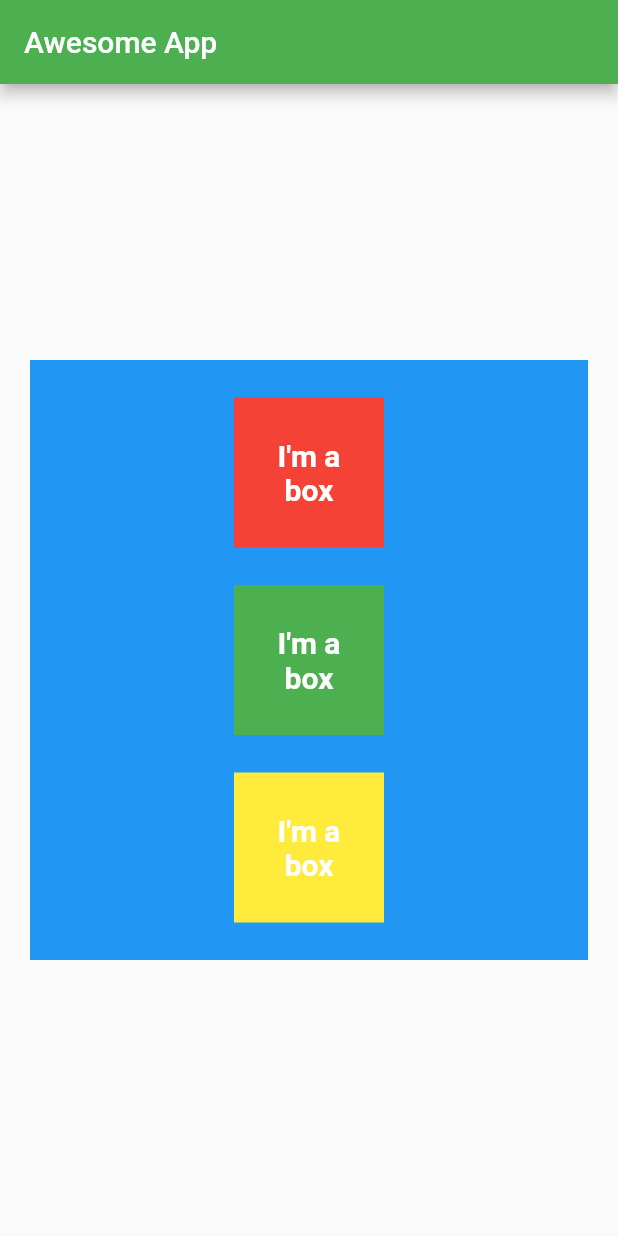
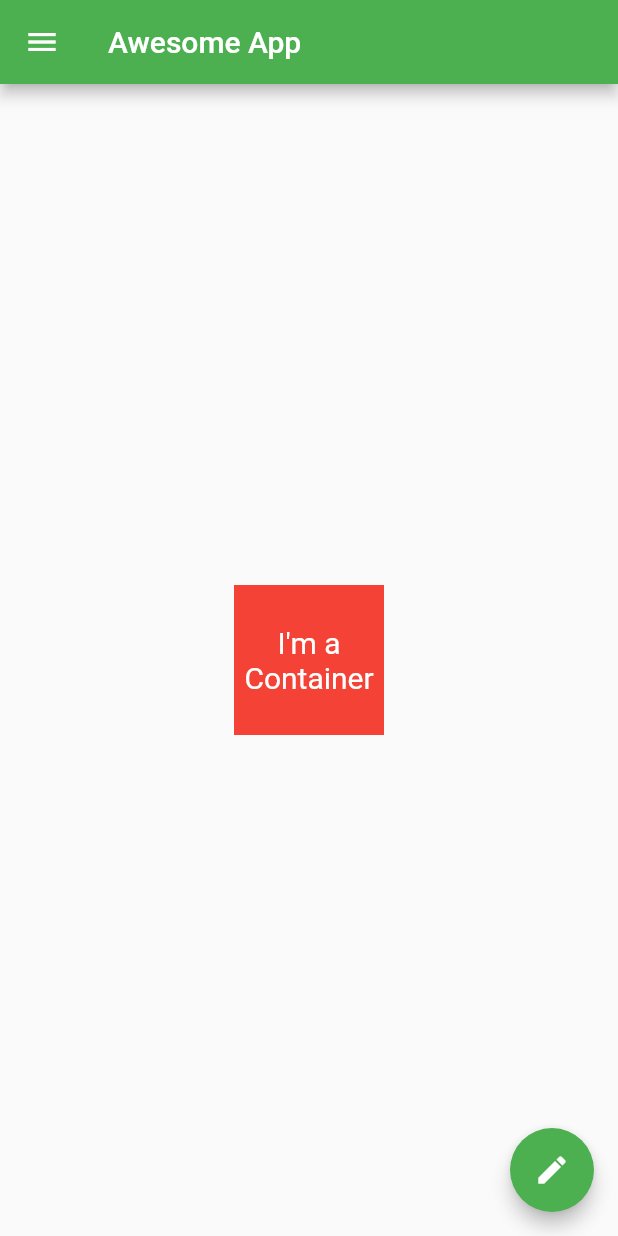
Before and after one commit to suhas-kadu/Awesome_App, a Flutter app: the screen it shows after launch, on a phone screen of 412 x 824 dp. Run offline on Flutter 3.47's test engine with Material 2 defaults, Android fonts, the phone set to English and light mode, and no system bars.

Commit message:
ch5 completed

```diff
--- a/lib/main.dart
+++ b/lib/main.dart
@@ -1,3 +1,7 @@
+//import 'dart:html';
+
+//import 'dart:html';
+
 import 'package:flutter/cupertino.dart';
 import 'package:flutter/material.dart';
 import 'package:flutter/widgets.dart';
@@ -29,76 +33,64 @@ class HomePage extends StatelessWidget {
       ),
       body: Center(
         child: Container(
-          margin: EdgeInsets.all(20),
-          height: 400,
-          width: 400,
-          color: Colors.blue,
-          alignment: Alignment.center,
-          child: Column(
-            mainAxisAlignment: MainAxisAlignment.spaceEvenly, //spaceAround,//spaceBetween,//center,//end,//start
-            crossAxisAlignment: CrossAxisAlignment.center,
-            children: <Widget>[
-            Container(
           color: Colors.red,
-            padding: const EdgeInsets.all(20),
           height: 100,
           width: 100,
           alignment: Alignment.center,
           child: Text(
-              "I'm a box",
+            "I'm a Container",
             style: TextStyle(
-                fontWeight: FontWeight.bold,
+              fontSize: 20,
               color: Colors.white,
-                fontSize: 20,
             ),
             textAlign: TextAlign.center,
           ),
         ),
+      ),
 
-           Container(
-            color: Colors.green,
-            padding: const EdgeInsets.all(20),
-            height: 100,
-            width: 100,
-            alignment: Alignment.center,
-            child: Text(
-              "I'm a box",
-              style: TextStyle(
-                fontWeight: FontWeight.bold,
-                color: Colors.white,
-                fontSize: 20,
+      drawer: Drawer(
+        child: ListView(
+          padding: EdgeInsets.all(0),
+          children: <Widget>[
+            UserAccountsDrawerHeader(
+              accountName: Text("Brie Larson"),
+              accountEmail: Text("brielarson73@gmail.com"),
+              currentAccountPicture: CircleAvatar(
+                backgroundImage: NetworkImage(
+                    "https://images.unsplash.com/photo-1438761681033-6461ffad8d80?ixlib=rb-1.2.1&ixid=eyJhcHBfaWQiOjEyMDd9&auto=format&fit=crop&w=500&q=60"),
               ),
-              textAlign: TextAlign.center,
+            ),
+            ListTile(
+              leading: Icon(Icons.person),
+              title: Text("Brie Larson"),
+              subtitle: Text("Actor"),
+              trailing: Icon(Icons.edit),
+              onTap: (){},
+            ),
+            ListTile(
+              leading: Icon(Icons.email),
+              title: Text("Email"),
+              subtitle: Text("brielarson73@gmail.com"),
+              trailing: Icon(Icons.edit),
+              onTap: () {},
+            )
+          ],
         ),
       ),
 
-           Container(
-            color: Colors.yellow,
-            padding: const EdgeInsets.all(20),
-            height: 100,
-            width: 100,
-            alignment: Alignment.center,
-            child: Text(
-              "I'm a box",
-              style: TextStyle(
-                fontWeight: FontWeight.bold,
-                color: Colors.white,
-                fontSize: 20,
-              ),
-              textAlign: TextAlign.center,
-            ),
+      //FloatingActionButton
+      floatingActionButton: FloatingActionButton(
+        onPressed: () {},
+        child: Icon(Icons.edit),
+        elevation: 5,
+        //mini: true,
+        backgroundColor: Colors.green,
+        hoverColor: Colors.red,
+        hoverElevation: 5,
       ),
 
 
-            ],
-
-
-
-
-
-          ),
-        ),
-      ),
+      //floatingActionButtonLocation: FloatingActionButtonLocation.endFloat,
     );
   }
 }
```
Lines whose indentation alone changed are shown as unchanged.
